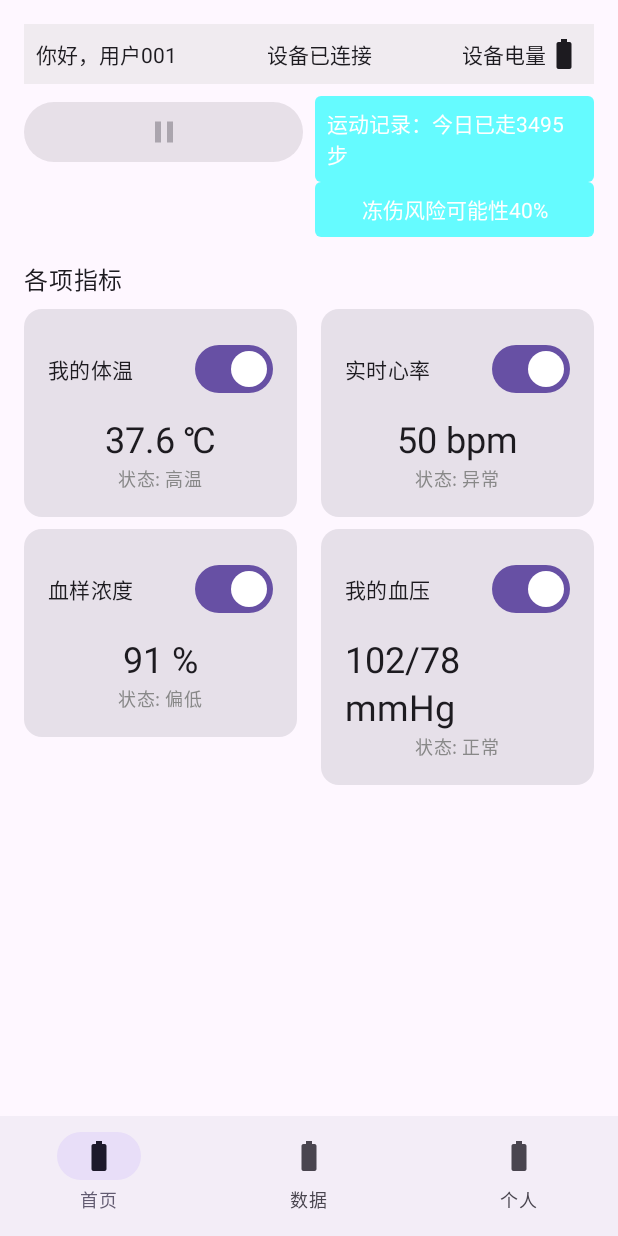
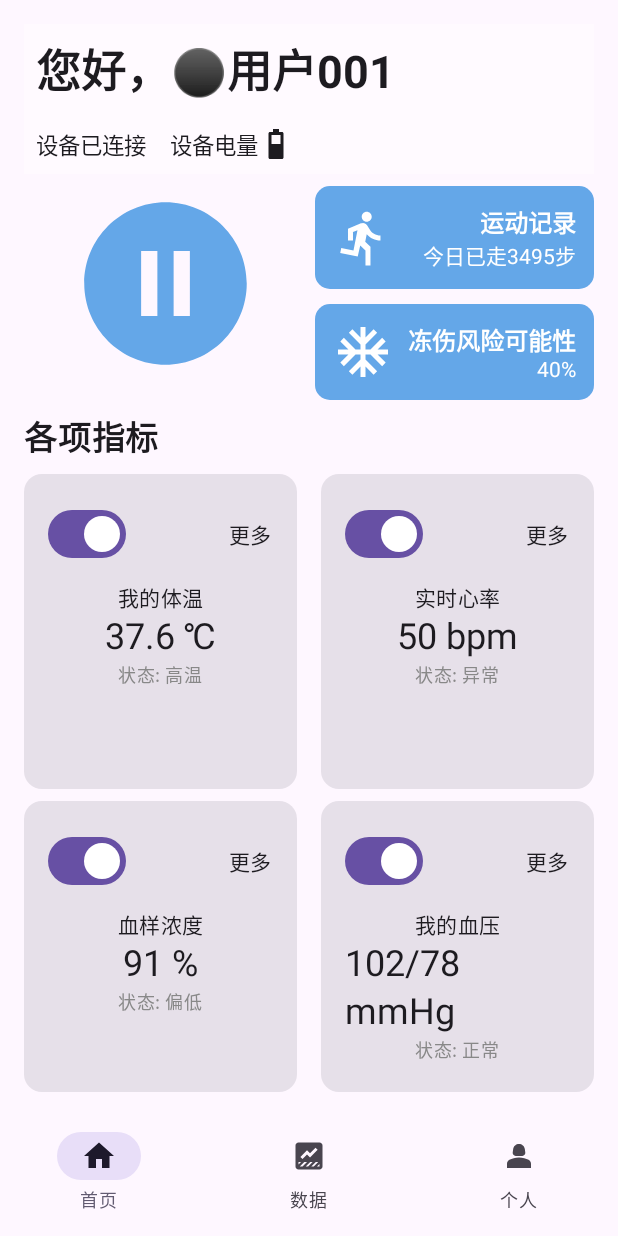
Before and after one commit to longfeiCA/simpleHealthManagement, an Android app built with Jetpack Compose: the screen it shows after launch (MainActivity), on a phone screen of 412 x 824 dp. Run offline under Robolectric (Android 15) with nearby library versions, the phone set to English and light mode, and no system bars.

Commit message:
Half done with UI

```diff
--- a/app/src/main/java/com/example/simplehealthmanagement/HealthScreen.kt
+++ b/app/src/main/java/com/example/simplehealthmanagement/HealthScreen.kt
@@ -2,11 +2,25 @@ package com.example.simplehealthmanagement
 
 import androidx.compose.foundation.background
 import androidx.compose.foundation.layout.*
+import androidx.compose.foundation.shape.CircleShape
 import androidx.compose.foundation.shape.RoundedCornerShape
 import androidx.compose.material.icons.Icons
+import androidx.compose.material.icons.automirrored.filled.DirectionsRun
+import androidx.compose.material.icons.filled.Battery4Bar
+import androidx.compose.material.icons.filled.BatteryChargingFull
 import androidx.compose.material.icons.filled.BatteryFull
+import androidx.compose.material.icons.filled.BatteryStd
+import androidx.compose.material.icons.filled.DataThresholding
+import androidx.compose.material.icons.filled.DirectionsRun
+import androidx.compose.material.icons.filled.Flare
+import androidx.compose.material.icons.filled.Home
 import androidx.compose.material.icons.filled.Pause
+import androidx.compose.material.icons.filled.PauseCircle
+import androidx.compose.material.icons.filled.Person2
+import androidx.compose.material.icons.filled.PersonalVideo
+import androidx.compose.material.icons.outlined.AcUnit
 import androidx.compose.material3.*
+import androidx.compose.material3.NavigationBarDefaults.containerColor
 import androidx.compose.runtime.*
 import androidx.compose.ui.Alignment
 import androidx.compose.ui.Modifier
@@ -14,11 +28,13 @@ import androidx.compose.ui.graphics.Color
 import androidx.compose.ui.tooling.preview.Preview
 import androidx.compose.ui.unit.dp
 import androidx.compose.runtime.collectAsState
+import androidx.compose.ui.text.TextStyle
+import androidx.compose.ui.text.font.FontWeight
 import androidx.compose.ui.text.style.TextAlign
 import androidx.compose.ui.unit.sp
 
 // UI Entrance
-@OptIn(ExperimentalMaterial3Api::class)
+
 @Composable
 fun HealthScreen(viewModel: HealthViewModel) {
     val temperature by viewModel.temperature.collectAsState()
@@ -35,23 +51,23 @@ fun HealthScreen(viewModel: HealthViewModel) {
 
     Scaffold(
         bottomBar = {
-            NavigationBar {
+            NavigationBar(containerColor = Color.Transparent) {
                 NavigationBarItem(
                     selected = true,
                     onClick = { /*TODO*/ },
-                    icon = { Icon(Icons.Filled.BatteryFull, contentDescription = "首页") },
+                    icon = { Icon(Icons.Filled.Home, contentDescription = "首页") },
                     label = { Text("首页") }
                 )
                 NavigationBarItem(
                     selected = false,
                     onClick = { /*TODO*/ },
-                    icon = { Icon(Icons.Filled.BatteryFull, contentDescription = "数据") },
+                    icon = { Icon(Icons.Filled.DataThresholding, contentDescription = "数据") },
                     label = { Text("数据") }
                 )
                 NavigationBarItem(
                     selected = false,
                     onClick = { /*TODO*/ },
-                    icon = { Icon(Icons.Filled.BatteryFull, contentDescription = "个人") },
+                    icon = { Icon(Icons.Filled.Person2, contentDescription = "个人") },
                     label = { Text("个人") }
                 )
             }
@@ -64,82 +80,143 @@ fun HealthScreen(viewModel: HealthViewModel) {
                 .padding(16.dp),
             horizontalAlignment = Alignment.CenterHorizontally
         ) {
-            // 元素1
+            // Greetings
             Row(
                 modifier = Modifier
                     .fillMaxWidth()
-                    .background(Color.LightGray.copy(alpha = 0.3f))
+                    .background(Color.White.copy(alpha = 0.3f))
                     .padding(8.dp),
                 verticalAlignment = Alignment.CenterVertically,
                 horizontalArrangement = Arrangement.SpaceBetween
             ) {
-                Text("你好，用户001")
-                Text("设备已连接")
-                Row(verticalAlignment = Alignment.CenterVertically) {
-                    Text("设备电量")
-                    Icon(Icons.Filled.BatteryFull, contentDescription = "电池电量")
+                Text("您好，⚫用户001", style = TextStyle(fontSize = 30.sp, fontWeight = FontWeight.Bold))
+            }
+
+            // Device status
+            Row(
+                modifier = Modifier
+                    .fillMaxWidth()
+                    .background(Color.White.copy(alpha = 0.3f))
+                    .padding(8.dp),
+                verticalAlignment = Alignment.CenterVertically,
+                horizontalArrangement = Arrangement.Start
+            ) {
+                Text("设备已连接", style = TextStyle(fontSize = 15.sp))
+                Spacer(modifier = Modifier.width(16.dp))
+                Row(
+                    verticalAlignment = Alignment.CenterVertically
+                ){
+                    Text("设备电量", style = TextStyle(fontSize = 15.sp))
+                    Icon(Icons.Filled.Battery4Bar, contentDescription = "电池电量")
                 }
             }
 
             Spacer(modifier = Modifier.height(8.dp))
 
-            // 元素2
+            // Button & Exercise View
             Row(
                 modifier = Modifier.fillMaxWidth(),
-                horizontalArrangement = Arrangement.SpaceBetween
+                horizontalArrangement = Arrangement.Start
             ) {
-                // 组件1
-                Button(
-                    onClick = { /* 不可点击 */ },
+                // Pause Button
+                IconButton(
+                    onClick = { /* 暂停设备？ */ },
                     enabled = false,
                     modifier = Modifier
                         .weight(1f)
-                        .padding(end = 4.dp)
+                        .size(130.dp)
+                        .padding(end = 1.dp)
+                    // colors =
+
                 ) {
-                    Icon(Icons.Filled.Pause, contentDescription = "暂停")
+                    Icon(
+                        Icons.Filled.PauseCircle,
+                        contentDescription = "暂停",
+                        modifier = Modifier.size(130.dp),
+                        tint = Color(0xFF64A7E8),
+                    )
                 }
 
-                // 组件2
+                // Exercise and Frostbite 运动记录和冻伤风险
                 Column(
                     modifier = Modifier
                         .weight(1f)
                         .padding(start = 4.dp),
                     verticalArrangement = Arrangement.SpaceBetween
                 ) {
+                    // Exercise records 运动记录
                     Box(
                         modifier = Modifier
-                            .background(Color.Cyan.copy(alpha = 0.6f), shape = RoundedCornerShape(4.dp))
+                            .background(Color(0xFF64A7E8), shape = RoundedCornerShape(10.dp))
                             .fillMaxWidth()
-                            .padding(8.dp),
-                        contentAlignment = Alignment.Center
+                            .padding(12.dp),
                     ) {
-                        Text("运动记录：今日已走${stepCount}步", color = Color.White)
+                        Row(
+                            modifier = Modifier.fillMaxWidth(),
+                            verticalAlignment = Alignment.CenterVertically,
+                            horizontalArrangement = Arrangement.SpaceBetween
+                        ) {
+                            Icon(
+                                Icons.AutoMirrored.Filled.DirectionsRun,
+                                contentDescription = "运动",
+                                modifier = Modifier.size(40.dp),
+                                tint = Color.White
+                            )
+                            Column(
+                                horizontalAlignment = Alignment.End
+                            ) {
+                                Text("运动记录", color = Color.White, fontWeight = FontWeight.Bold, fontSize = 16.sp)
+                                Text("今日已走${stepCount}步", color = Color.White)
+                            }
+                        }
                     }
+
+
+                    Spacer(modifier = Modifier.height(10.dp))
+
+
+                    // Frostbite risk 冻伤风险
                     Box(
                         modifier = Modifier
-                            .background(Color.Cyan.copy(alpha = 0.6f), shape = RoundedCornerShape(4.dp))
+                            .background(Color(0xFF64A7E8), shape = RoundedCornerShape(10.dp))
                             .fillMaxWidth()
-                            .padding(8.dp),
-                        contentAlignment = Alignment.Center
+                            .padding(12.dp),
                     ) {
-                        Text("冻伤风险可能性${frostbiteRisk}%", color = Color.White)
+                        Row(
+                            modifier = Modifier.fillMaxWidth(),
+                            verticalAlignment = Alignment.CenterVertically,
+                            horizontalArrangement = Arrangement.SpaceBetween
+                        ) {
+                            Icon(
+                                Icons.Outlined.AcUnit,
+                                contentDescription = "冻伤",
+                                modifier = Modifier.size(40.dp),
+                                tint = Color.White
+                            )
+                            Column(
+                                horizontalAlignment = Alignment.End
+                            ) {
+                                Text("冻伤风险可能性", color = Color.White, fontWeight = FontWeight.Bold, fontSize = 16.sp)
+                                Text("${frostbiteRisk}%", color = Color.White)
+                            }
+                        }
                     }
                 }
             }
 
-            Spacer(modifier = Modifier.height(16.dp))
+            Spacer(modifier = Modifier.height(8.dp))
 
-            // 元素3
+            // 各项指标 Text
             Text(
                 text = "各项指标",
                 modifier = Modifier.fillMaxWidth(),
                 textAlign = TextAlign.Start,
-                style = MaterialTheme.typography.bodyLarge
+                style = MaterialTheme.typography.bodyLarge.copy(fontSize = 22.sp, fontWeight = FontWeight.Bold)
             )
 
             Spacer(modifier = Modifier.height(8.dp))
 
-            // 元素4
+            // Vital Cards
             Row(
                 modifier = Modifier.fillMaxWidth(),
                 horizontalArrangement = Arrangement.SpaceBetween
@@ -200,7 +277,8 @@ fun VitalCardWithSwitch(
 ) {
     Card(
         modifier = modifier
-            .fillMaxWidth(),
+            .fillMaxWidth()
+            .height(210.dp),
         shape = RoundedCornerShape(12.dp)
     ) {
         Column(
@@ -212,10 +290,11 @@ fun VitalCardWithSwitch(
                 horizontalArrangement = Arrangement.SpaceBetween,
                 verticalAlignment = Alignment.CenterVertically
             ) {
-                Text(text = title, style = MaterialTheme.typography.bodyMedium)
                 Switch(checked = switchState, onCheckedChange = onSwitchChange)
+                Text(text = "更多", style = MaterialTheme.typography.bodyMedium)
             }
             Spacer(modifier = Modifier.height(8.dp))
+            Text(text = title, style = MaterialTheme.typography.bodyMedium)
             Text(text = value, style = MaterialTheme.typography.headlineSmall)
             Text(text = "状态: $status", style = MaterialTheme.typography.bodySmall, color = Color.Gray)
         }
```
